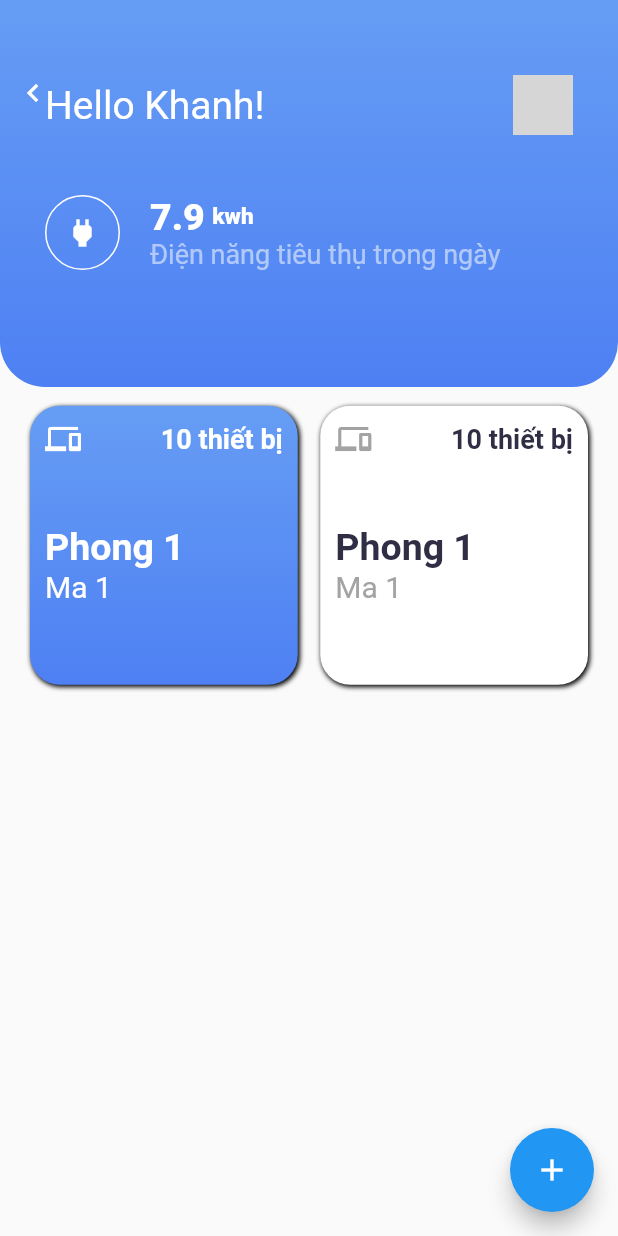
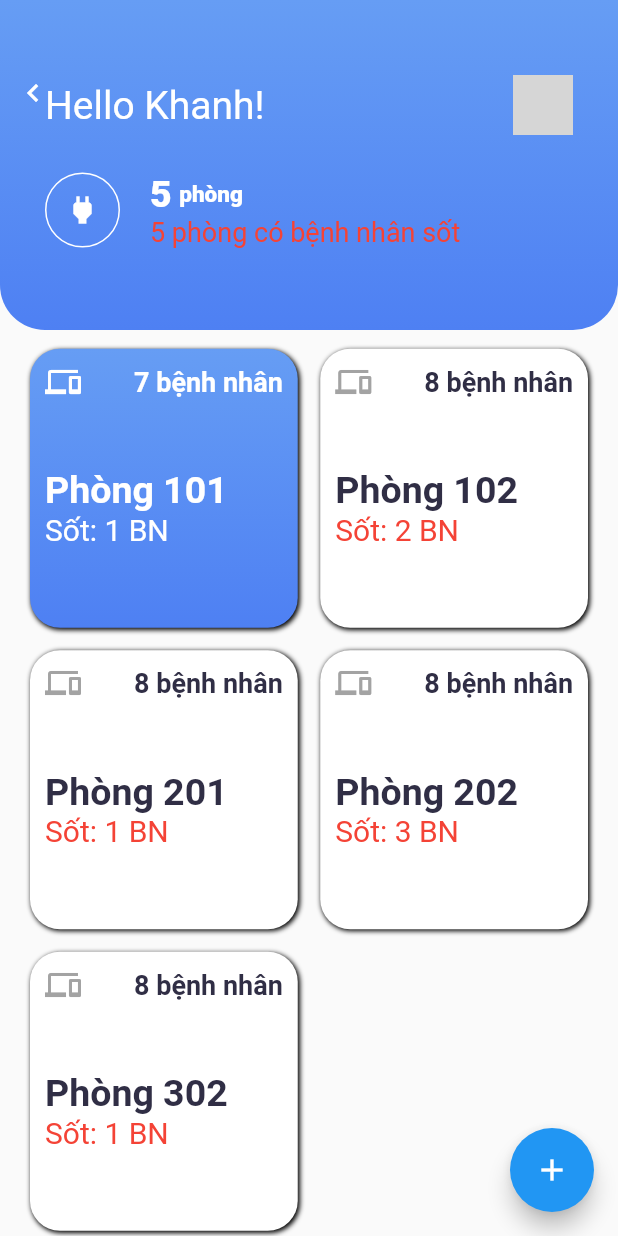
Before and after one commit to khanhlh21197/First-Flutter-Project, a Flutter app: the HomePage widget shown alone on an empty page, opened directly, on a phone screen of 412 x 824 dp. Run offline on Flutter 3.47's test engine with Material 2 defaults, Android fonts, the phone set to English and light mode, and no system bars; our stand-ins replace floor, flutter_local_notifications, flutter_time_picker_spinner, font_awesome_flutter, google_fonts, redux and 2 more; missing offline and left inert: mqtt_client, qrscan, redux_persist; accounts and stored records are empty; network calls fail; statements that could not run were skipped; grey boxes are pictures that could not be loaded.

Commit message:
add room data test add temperature monitoring UI

```diff
--- a/lib/main/home_page.dart
+++ b/lib/main/home_page.dart
@@ -228,6 +228,9 @@ class _HomePageState extends State<HomePage>
   @override
   Widget build(BuildContext context) {
     final String title = 'Home Page';
+    final double height = MediaQuery.of(context).size.height;
+    var padding = MediaQuery.of(context).padding;
+    double newheight = height - padding.top - padding.bottom;
 
     return WillPopScope(
       onWillPop: _onWillPop,
@@ -236,7 +239,7 @@ class _HomePageState extends State<HomePage>
         children: <Widget>[
           Column(children: <Widget>[
             Container(
-              height: 258,
+              height: 220,
               width: MediaQuery.of(context).size.width,
               padding: EdgeInsets.only(
                   top: MediaQuery.of(context).padding.top + 50,
@@ -253,7 +256,7 @@ class _HomePageState extends State<HomePage>
               child: _upperContainer(),
             ),
             // _roomCategories(),
-            _applianceGrid(rooms)
+            _applianceGrid(rooms, newheight)
           ]),
           Positioned(top: 40, left: 0, child: _backButton()),
           Positioned(bottom: 16, right: 16, child: _floatingActionButton()),
@@ -321,7 +324,7 @@ class _HomePageState extends State<HomePage>
             ],
           ),
           SizedBox(
-            height: 40,
+            height: 25,
           ),
           Row(
             mainAxisAlignment: MainAxisAlignment.start,
@@ -346,7 +349,7 @@ class _HomePageState extends State<HomePage>
                   Row(
                     children: <Widget>[
                       Text(
-                        '7.9',
+                        '${rooms.length}',
                         style: TextStyle(
                             color: Colors.white,
                             fontSize: 25,
@@ -356,7 +359,7 @@ class _HomePageState extends State<HomePage>
                         width: 5,
                       ),
                       Text(
-                        'kwh',
+                        'phòng',
                         style: TextStyle(
                             color: Colors.white,
                             fontSize: 15,
@@ -365,8 +368,8 @@ class _HomePageState extends State<HomePage>
                     ],
                   ),
                   Text(
-                    'Điện năng tiêu thụ trong ngày',
-                    style: TextStyle(color: Colors.white54, fontSize: 18),
+                    '5 phòng có bệnh nhân sốt',
+                    style: TextStyle(color: Colors.red, fontSize: 18),
                   ),
                 ],
               )
@@ -377,11 +380,11 @@ class _HomePageState extends State<HomePage>
     );
   }
 
-  Widget _applianceGrid(List<Room> rooms) {
+  Widget _applianceGrid(List<Room> rooms, double newheight) {
     return Container(
         alignment: Alignment.topCenter,
         // padding: EdgeInsets.symmetric(horizontal: 20, vertical: 0),
-        height: 350,
+        height: newheight - 200,
         child: GridView.count(
           // mainAxisSpacing: 10,
           // crossAxisSpacing: 10,
@@ -426,7 +429,7 @@ class _HomePageState extends State<HomePage>
     return GestureDetector(
       child: InkWell(
         child: Container(
-          height: 220,
+          height: 200,
           padding: EdgeInsets.symmetric(horizontal: 10, vertical: 10),
           margin: index % 2 == 0
               ? EdgeInsets.fromLTRB(15, 7.5, 7.5, 7.5)
@@ -459,7 +462,7 @@ class _HomePageState extends State<HomePage>
                           ? Colors.white
                           : Color(0xffa3a3a3)),
                   Text(
-                    '${rooms[index].numberOfDevices} thiết bị',
+                    '${rooms[index].numberOfDevices} bệnh nhân',
                     style: TextStyle(
                         color: rooms[index].isEnable
                             ? Colors.white
@@ -492,11 +495,10 @@ class _HomePageState extends State<HomePage>
                     fontWeight: FontWeight.w600),
               ),
               Text(
-                rooms[index].id,
+                'Sốt: ${rooms[index].id} BN',
                 style: TextStyle(
-                    color: rooms[index].isEnable
-                        ? Colors.white
-                        : Color(0xffa3a3a3),
+                    color: rooms[index].isEnable ? Colors.white : Colors.red,
+                    // : Color(0xffa3a3a3),
                     fontSize: 20),
               ),
               // Icon(model.allYatch[index].topRightIcon,color:model.allYatch[index].isEnable ? Colors.white : Color(0xffa3a3a3))
@@ -506,8 +508,8 @@ class _HomePageState extends State<HomePage>
         onTap: () {
           Navigator.of(context).push(MaterialPageRoute(
               builder: (BuildContext context) =>
-                  RoomPage(loginResponse: loginResponse)));
-          // LightController(devices[index], iduser)));
+                  RoomPage(loginResponse: loginResponse, room: rooms[index])));
+          // TempPage(devices[index], iduser)));
         },
       ),
       onLongPress: () {
@@ -635,9 +637,15 @@ class _HomePageState extends State<HomePage>
   }
 
   void initRoomData() {
-    Room room = new Room('Phong 1', 'Ma 1', '10', true);
+    Room room = new Room('Phòng 101', '1', '7', true);
     rooms.add(room);
-    room = new Room('Phong 1', 'Ma 1', '10', false);
+    room = new Room('Phòng 102', '2', '8', false);
+    rooms.add(room);
+    room = new Room('Phòng 201', '1', '8', false);
+    rooms.add(room);
+    room = new Room('Phòng 202', '3', '8', false);
+    rooms.add(room);
+    room = new Room('Phòng 302', '1', '8', false);
     rooms.add(room);
   }
 }
--- a/lib/room/room_page.dart
+++ b/lib/room/room_page.dart
@@ -5,11 +5,12 @@ import 'package:flutter/cupertino.dart';
 import 'package:flutter/material.dart';
 import 'package:flutter_local_notifications/flutter_local_notifications.dart';
 import 'package:my_first_flutter_project/device/add_device_page.dart';
-import 'package:my_first_flutter_project/device/light_controller_page.dart';
+import 'package:my_first_flutter_project/device/temp_monitor_page.dart';
 import 'package:my_first_flutter_project/helper/models.dart';
 import 'package:my_first_flutter_project/main/user_profile_page.dart';
 import 'package:my_first_flutter_project/model/device.dart';
 import 'package:my_first_flutter_project/model/lenh.dart';
+import 'package:my_first_flutter_project/model/room.dart';
 import 'package:my_first_flutter_project/response/device_response.dart';
 
 import 'file:///E:/KhanhLH/AndroidStudioProjects/my_first_flutter_project/lib/helper/constants.dart'
@@ -21,19 +22,21 @@ final FlutterLocalNotificationsPlugin flutterLocalNotificationsPlugin =
     FlutterLocalNotificationsPlugin();
 
 class RoomPage extends StatefulWidget {
-  RoomPage({Key key, this.loginResponse}) : super(key: key);
+  RoomPage({Key key, this.loginResponse, this.room}) : super(key: key);
 
   final Map loginResponse;
+  final Room room;
 
   @override
-  _RoomPageState createState() => _RoomPageState(loginResponse);
+  _RoomPageState createState() => _RoomPageState(loginResponse, room);
 }
 
 class _RoomPageState extends State<RoomPage>
     with SingleTickerProviderStateMixin, WidgetsBindingObserver {
-  _RoomPageState(this.loginResponse);
+  _RoomPageState(this.loginResponse, this.room);
 
   final Map loginResponse;
+  final Room room;
   List<Device> devices;
   String iduser;
   DeviceResponse response;
@@ -183,8 +186,8 @@ class _RoomPageState extends State<RoomPage>
   @override
   void initState() {
     super.initState();
-    initMqtt();
     WidgetsBinding.instance.addObserver(this);
+    // getDeviceStatus();
     response = DeviceResponse.fromJson(loginResponse);
     iduser = response.message;
     devices = response.id.map((e) => Device.fromJson(e)).toList();
@@ -195,14 +198,17 @@ class _RoomPageState extends State<RoomPage>
         element.isEnable = false;
       }
     });
-    // mqttClientWrapper =
-    //     MQTTClientWrapper(() => print('Success'), (message) => handle(message));
-    // mqttClientWrapper.prepareMqttClient(Constants.mac);
 
-    // initMqtt();
+    initMqtt();
   }
 
   Future<void> initMqtt() async {
+    mqttClientWrapper =
+        MQTTClientWrapper(() => print('Success'), (message) => handle(message));
+    await mqttClientWrapper.prepareMqttClient(Constants.mac);
+  }
+
+  Future<void> getDeviceStatus() async {
     mqttClientWrapper =
         MQTTClientWrapper(() => print('Success'), (message) => handle(message));
     await mqttClientWrapper.prepareMqttClient(Constants.mac);
@@ -224,6 +230,7 @@ class _RoomPageState extends State<RoomPage>
       if (state == AppLifecycleState.resumed) {
         print('HomePageLifeCycleState : $state');
         initMqtt();
+        getDeviceStatus();
       }
     });
   }
@@ -231,6 +238,9 @@ class _RoomPageState extends State<RoomPage>
   @override
   Widget build(BuildContext context) {
     final String title = 'Home Page';
+    final double height = MediaQuery.of(context).size.height;
+    var padding = MediaQuery.of(context).padding;
+    double newheight = height - padding.top - padding.bottom;
 
     return WillPopScope(
       // onWillPop: _onWillPop,
@@ -239,7 +249,7 @@ class _RoomPageState extends State<RoomPage>
         children: <Widget>[
           Column(children: <Widget>[
             Container(
-              height: 258,
+              height: 200,
               width: MediaQuery.of(context).size.width,
               padding: EdgeInsets.only(
                   top: MediaQuery.of(context).padding.top + 50,
@@ -256,7 +266,7 @@ class _RoomPageState extends State<RoomPage>
               child: _upperContainer(),
             ),
             // _roomCategories(),
-            _applianceGrid(devices)
+            _applianceGrid(devices, newheight)
           ]),
           Positioned(top: 40, left: 0, child: _backButton()),
           Positioned(bottom: 16, right: 16, child: _floatingActionButton()),
@@ -306,7 +316,7 @@ class _RoomPageState extends State<RoomPage>
                 crossAxisAlignment: CrossAxisAlignment.start,
                 children: <Widget>[
                   Text(
-                    'Hello Khanh!',
+                    '${room.name}',
                     style: TextStyle(color: Colors.white, fontSize: 26),
                   ),
                 ],
@@ -324,7 +334,7 @@ class _RoomPageState extends State<RoomPage>
             ],
           ),
           SizedBox(
-            height: 40,
+            height: 25,
           ),
           Row(
             mainAxisAlignment: MainAxisAlignment.start,
@@ -349,7 +359,7 @@ class _RoomPageState extends State<RoomPage>
                   Row(
                     children: <Widget>[
                       Text(
-                        '7.9',
+                        '${room.numberOfDevices}',
                         style: TextStyle(
                             color: Colors.white,
                             fontSize: 25,
@@ -359,7 +369,7 @@ class _RoomPageState extends State<RoomPage>
                         width: 5,
                       ),
                       Text(
-                        'kwh',
+                        'bệnh nhân',
                         style: TextStyle(
                             color: Colors.white,
                             fontSize: 15,
@@ -368,8 +378,8 @@ class _RoomPageState extends State<RoomPage>
                     ],
                   ),
                   Text(
-                    'Điện năng tiêu thụ trong ngày',
-                    style: TextStyle(color: Colors.white54, fontSize: 18),
+                    '${room.id} bệnh nhân sốt',
+                    style: TextStyle(color: Colors.redAccent, fontSize: 18),
                   ),
                 ],
               )
@@ -380,11 +390,11 @@ class _RoomPageState extends State<RoomPage>
     );
   }
 
-  Widget _applianceGrid(List<Device> devices) {
+  Widget _applianceGrid(List<Device> devices, double newheight) {
     return Container(
         alignment: Alignment.topCenter,
         // padding: EdgeInsets.symmetric(horizontal: 20, vertical: 0),
-        height: 350,
+        height: newheight - 200,
         child: GridView.count(
           // mainAxisSpacing: 10,
           // crossAxisSpacing: 10,
@@ -498,9 +508,11 @@ class _RoomPageState extends State<RoomPage>
           ),
         ),
         onTap: () {
+          print('Index of device: $index');
+          print('${devices[index].toString()}');
           Navigator.of(context).push(MaterialPageRoute(
               builder: (BuildContext context) =>
-                  LightController(devices[index], iduser)));
+                  TempPage(devices[index], iduser)));
         },
       ),
       onLongPress: () {
@@ -566,8 +578,11 @@ class _RoomPageState extends State<RoomPage>
 
     if (responseMap['result'] == 'true') {
       response = DeviceResponse.fromJson(loginResponse);
+      iduser = response.message;
       devices.clear();
       devices = response.id.map((e) => Device.fromJson(e)).toList();
+      print('Length of devices: ${devices.length}');
+      print('Devices: ${devices.toString()}');
 
       devices.forEach((element) {
         if (element.trangthai == 'BAT') {
```
Also changed, not shown: lib/device/temp_monitor_page.dart (added, +208 -0 lines).
